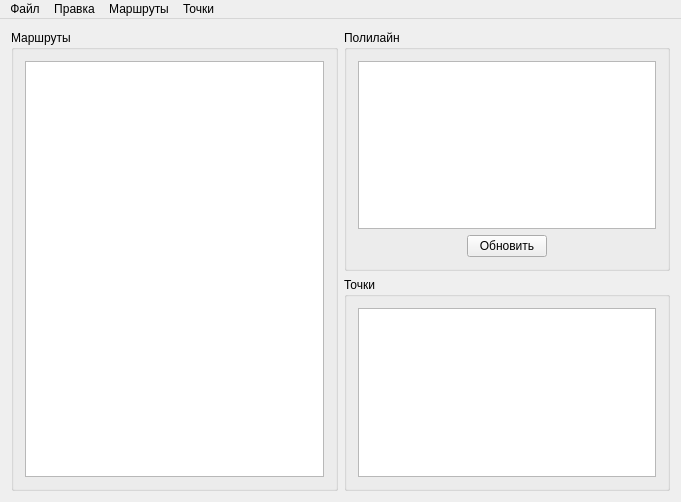
First picture: the form in src/mainwindow.ui, repository lel9/gpx-editor, before the edit.
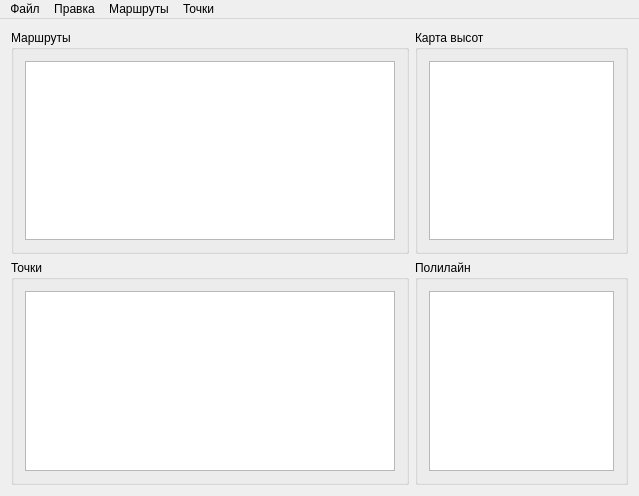
Second picture: the form after the edit. Custom widgets are drawn as their Qt base class.

Patch:
```diff
--- a/src/mainwindow.ui
+++ b/src/mainwindow.ui
@@ -6,95 +6,122 @@
    <rect>
     <x>0</x>
     <y>0</y>
-    <width>681</width>
-    <height>502</height>
+    <width>639</width>
+    <height>496</height>
    </rect>
   </property>
+  <property name="sizePolicy">
+   <sizepolicy hsizetype="Minimum" vsizetype="Minimum">
+    <horstretch>0</horstretch>
+    <verstretch>0</verstretch>
+   </sizepolicy>
+  </property>
   <property name="windowTitle">
    <string>MainWindow</string>
   </property>
   <widget class="QWidget" name="centralWidget">
-   <layout class="QHBoxLayout" name="horizontalLayout_4">
-    <item>
+   <layout class="QGridLayout" name="gridLayout">
+    <item row="0" column="0">
      <widget class="QGroupBox" name="groupBox">
+      <property name="sizePolicy">
+       <sizepolicy hsizetype="Minimum" vsizetype="Preferred">
+        <horstretch>0</horstretch>
+        <verstretch>0</verstretch>
+       </sizepolicy>
+      </property>
       <property name="title">
        <string>Маршруты</string>
       </property>
       <layout class="QHBoxLayout" name="horizontalLayout">
        <item>
-        <widget class="QTableView" name="tableOfRoutes"/>
+        <widget class="TableWidget" name="tableOfRoutes">
+         <property name="sizePolicy">
+          <sizepolicy hsizetype="Fixed" vsizetype="Expanding">
+           <horstretch>0</horstretch>
+           <verstretch>0</verstretch>
+          </sizepolicy>
+         </property>
+         <property name="minimumSize">
+          <size>
+           <width>370</width>
+           <height>0</height>
+          </size>
+         </property>
+        </widget>
        </item>
       </layout>
      </widget>
     </item>
-    <item>
-     <layout class="QVBoxLayout" name="verticalLayout_2">
-      <item>
-       <widget class="QGroupBox" name="groupBox_2">
-        <property name="title">
-         <string>Полилайн</string>
-        </property>
-        <layout class="QVBoxLayout" name="verticalLayout_3">
-         <item>
-          <widget class="QTextEdit" name="textEditPolyline">
-           <property name="readOnly">
-            <bool>true</bool>
-           </property>
-          </widget>
-         </item>
-         <item>
-          <layout class="QHBoxLayout" name="horizontalLayout_3">
-           <item>
-            <spacer name="horizontalSpacer_2">
-             <property name="orientation">
-              <enum>Qt::Horizontal</enum>
-             </property>
-             <property name="sizeHint" stdset="0">
-              <size>
-               <width>40</width>
-               <height>20</height>
-              </size>
-             </property>
-            </spacer>
-           </item>
-           <item>
-            <widget class="QPushButton" name="buttonUpdate">
-             <property name="text">
-              <string>Обновить</string>
-             </property>
-            </widget>
-           </item>
-           <item>
-            <spacer name="horizontalSpacer_3">
-             <property name="orientation">
-              <enum>Qt::Horizontal</enum>
-             </property>
-             <property name="sizeHint" stdset="0">
-              <size>
-               <width>40</width>
-               <height>20</height>
-              </size>
-             </property>
-            </spacer>
-           </item>
-          </layout>
-         </item>
-        </layout>
-       </widget>
-      </item>
-      <item>
-       <widget class="QGroupBox" name="groupBox_3">
-        <property name="title">
-         <string>Точки</string>
-        </property>
-        <layout class="QVBoxLayout" name="verticalLayout">
-         <item>
-          <widget class="QTableView" name="tableOfPoints"/>
-         </item>
-        </layout>
-       </widget>
-      </item>
-     </layout>
+    <item row="0" column="1">
+     <widget class="QGroupBox" name="groupBox_4">
+      <property name="sizePolicy">
+       <sizepolicy hsizetype="Expanding" vsizetype="Expanding">
+        <horstretch>0</horstretch>
+        <verstretch>0</verstretch>
+       </sizepolicy>
+      </property>
+      <property name="title">
+       <string>Карта высот</string>
+      </property>
+      <layout class="QHBoxLayout" name="horizontalLayout_2">
+       <item>
+        <widget class="GraphPlot" name="graphPlot"/>
+       </item>
+      </layout>
+     </widget>
+    </item>
+    <item row="1" column="0">
+     <widget class="QGroupBox" name="groupBox_3">
+      <property name="sizePolicy">
+       <sizepolicy hsizetype="Minimum" vsizetype="Preferred">
+        <horstretch>0</horstretch>
+        <verstretch>0</verstretch>
+       </sizepolicy>
+      </property>
+      <property name="baseSize">
+       <size>
+        <width>0</width>
+        <height>0</height>
+       </size>
+      </property>
+      <property name="title">
+       <string>Точки</string>
+      </property>
+      <layout class="QVBoxLayout" name="verticalLayout">
+       <item>
+        <widget class="TableWidget" name="tableOfPoints">
+         <property name="sizePolicy">
+          <sizepolicy hsizetype="Fixed" vsizetype="Expanding">
+           <horstretch>0</horstretch>
+           <verstretch>0</verstretch>
+          </sizepolicy>
+         </property>
+         <property name="minimumSize">
+          <size>
+           <width>370</width>
+           <height>0</height>
+          </size>
+         </property>
+        </widget>
+       </item>
+      </layout>
+     </widget>
+    </item>
+    <item row="1" column="1">
+     <widget class="QGroupBox" name="groupBox_2">
+      <property name="title">
+       <string>Полилайн</string>
+      </property>
+      <layout class="QHBoxLayout" name="horizontalLayout_3">
+       <item>
+        <widget class="QTextEdit" name="textEditPolyline">
+         <property name="readOnly">
+          <bool>true</bool>
+         </property>
+        </widget>
+       </item>
+      </layout>
+     </widget>
     </item>
    </layout>
   </widget>
@@ -103,7 +130,7 @@
     <rect>
      <x>0</x>
      <y>0</y>
-     <width>681</width>
+     <width>639</width>
      <height>21</height>
     </rect>
    </property>
@@ -194,6 +221,18 @@
   </action>
  </widget>
  <layoutdefault spacing="6" margin="11"/>
+ <customwidgets>
+  <customwidget>
+   <class>TableWidget</class>
+   <extends>QTableView</extends>
+   <header>tablewidget.h</header>
+  </customwidget>
+  <customwidget>
+   <class>GraphPlot</class>
+   <extends>QGraphicsView</extends>
+   <header>graphplot.h</header>
+  </customwidget>
+ </customwidgets>
  <resources/>
  <connections/>
 </ui>
```
